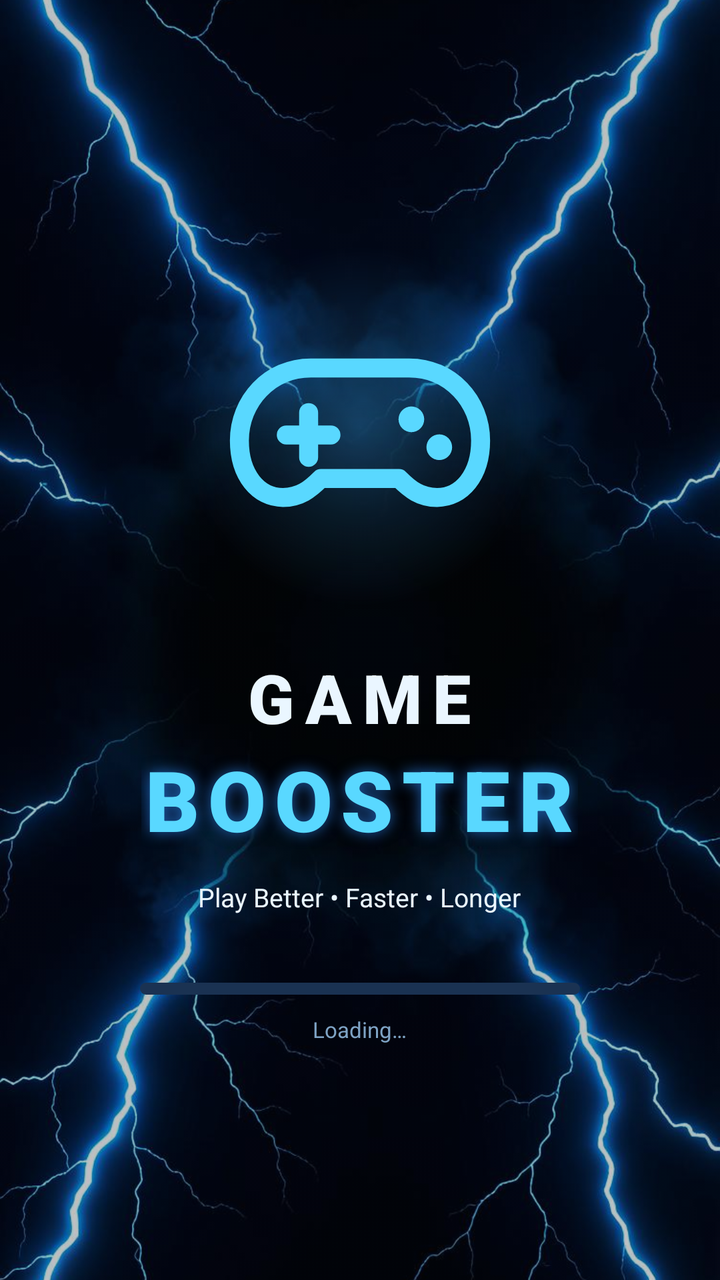
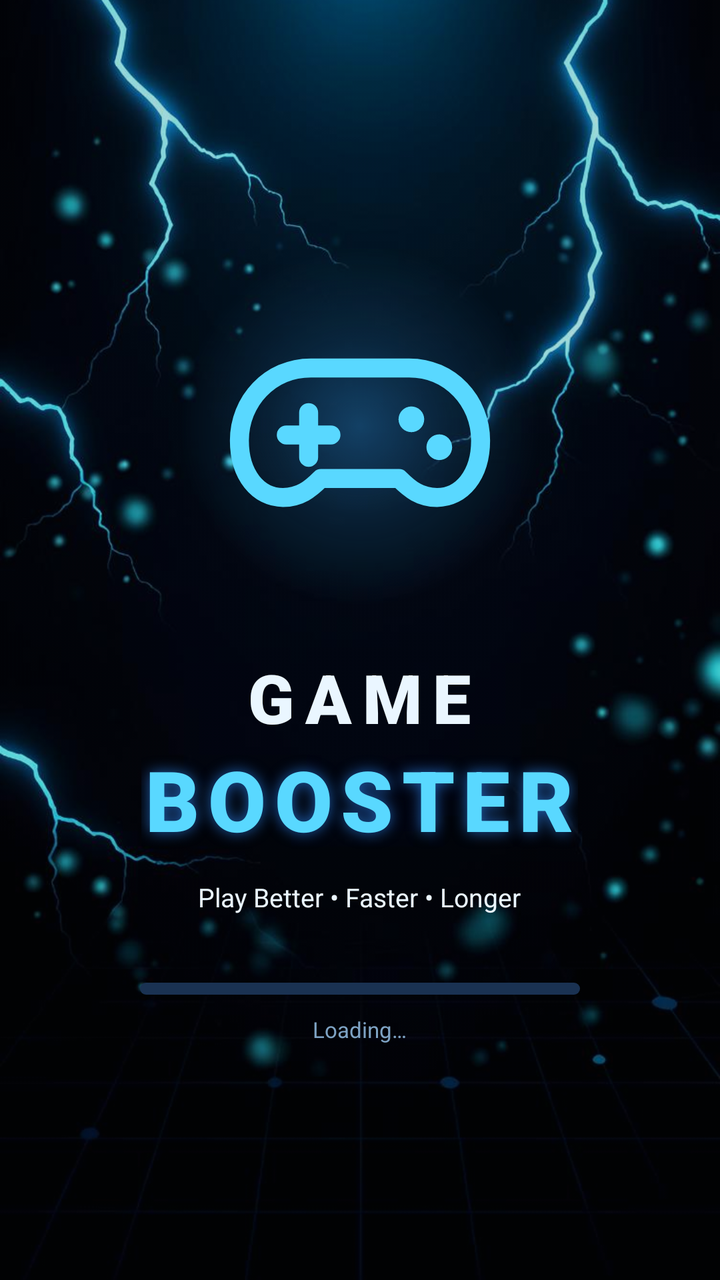

Compare the two renders of this Android layout. The source of the first and the diff that turns it into the second are given below.
<!-- AndroidManifest.xml: application theme Theme.GameBooster -->
<!-- res/layout/splash.xml -->
<?xml version="1.0" encoding="utf-8"?>
<FrameLayout xmlns:android="http://schemas.android.com/apk/res/android"
    android:id="@+id/splashPage"
    android:layout_width="match_parent"
    android:layout_height="match_parent"
    android:background="@color/gb_background"
    android:clickable="true"
    android:focusable="true">

    <ImageView
        android:layout_width="match_parent"
        android:layout_height="match_parent"
        android:alpha="0.75"
        android:contentDescription="@null"
        android:importantForAccessibility="no"
        android:scaleType="centerCrop"
        android:src="@drawable/bg_lightning" />

    <LinearLayout
        android:layout_width="match_parent"
        android:layout_height="match_parent"
        android:gravity="center"
        android:orientation="vertical"
        android:paddingStart="32dp"
        android:paddingEnd="32dp">

        <FrameLayout
            android:id="@+id/splashLogo"
            android:layout_width="190dp"
            android:layout_height="190dp">

            <View
                android:layout_width="match_parent"
                android:layout_height="match_parent"
                android:background="@drawable/bg_glow" />

            <ImageView
                android:layout_width="match_parent"
                android:layout_height="match_parent"
                android:contentDescription="@string/app_name"
                android:padding="28dp"
                android:src="@drawable/ic_gamepad"
                android:tint="@color/gb_accent_bright" />
        </FrameLayout>

        <TextView
            android:id="@+id/splashGame"
            android:layout_width="wrap_content"
            android:layout_height="wrap_content"
            android:layout_marginTop="18dp"
            android:fontFamily="sans-serif-black"
            android:letterSpacing="0.16"
            android:text="@string/splash_game"
            android:textColor="@color/gb_text"
            android:textSize="34sp" />

        <TextView
            android:id="@+id/splashBooster"
            android:layout_width="wrap_content"
            android:layout_height="wrap_content"
            android:fontFamily="sans-serif-black"
            android:letterSpacing="0.1"
            android:shadowColor="#AA2F8BFF"
            android:shadowDx="0"
            android:shadowDy="0"
            android:shadowRadius="18"
            android:text="@string/splash_booster"
            android:textColor="@color/gb_accent_bright"
            android:textSize="42sp" />

        <TextView
            android:id="@+id/splashTagline"
            android:layout_width="wrap_content"
            android:layout_height="wrap_content"
            android:layout_marginTop="12dp"
            android:text="@string/tagline"
            android:textColor="@color/gb_text"
            android:textSize="13sp" />

        <ProgressBar
            android:id="@+id/splashProgress"
            style="?android:attr/progressBarStyleHorizontal"
            android:layout_width="220dp"
            android:layout_height="6dp"
            android:layout_marginTop="34dp"
            android:max="100"
            android:progress="0"
            android:progressDrawable="@drawable/bg_splash_progress" />

        <TextView
            android:id="@+id/splashLabel"
            android:layout_width="wrap_content"
            android:layout_height="wrap_content"
            android:layout_marginTop="10dp"
            android:text="@string/loading"
            android:textColor="@color/gb_muted"
            android:textSize="11sp" />
    </LinearLayout>
</FrameLayout>
<!-- resources referenced by this layout -->
<resources>
  <color name="gb_accent_bright">#59D8FF</color>
  <color name="gb_background">#040A14</color>
  <color name="gb_muted">#7EA3C4</color>
  <color name="gb_text">#EAF6FF</color>
  <!-- drawable bg_glow (drawable) -->
  <?xml version="1.0" encoding="utf-8"?>
  <shape xmlns:android="http://schemas.android.com/apk/res/android" android:shape="oval">
      <gradient android:type="radial" android:gradientRadius="90dp" android:startColor="#5536A8FF" android:centerColor="#2236A8FF" android:endColor="#0036A8FF" />
  </shape>
  <!-- drawable bg_lightning: jpg bitmap (drawable-nodpi, 69643 bytes) -->
  <!-- drawable bg_splash_progress (drawable) -->
  <?xml version="1.0" encoding="utf-8"?>
  <layer-list xmlns:android="http://schemas.android.com/apk/res/android">
      <item android:id="@android:id/background">
          <shape android:shape="rectangle">
              <corners android:radius="6dp" />
              <solid android:color="#1A3252" />
          </shape>
      </item>
      <item android:id="@android:id/progress">
          <clip>
              <shape android:shape="rectangle">
                  <corners android:radius="6dp" />
                  <gradient android:angle="0" android:startColor="#1B6CF2" android:endColor="#8FE3FF" />
              </shape>
          </clip>
      </item>
  </layer-list>
  <string name="app_name">Game Booster</string>
  <string name="loading">Loading…</string>
  <string name="splash_booster">BOOSTER</string>
  <string name="splash_game">GAME</string>
  <string name="tagline">Play Better • Faster • Longer</string>
  <style name="Theme.GameBooster" parent="Theme.Material3.DayNight.NoActionBar">
          <item name="android:fontFamily">sans-serif</item>
          <item name="android:windowLightStatusBar">false</item>
          <item name="android:statusBarColor">@color/gb_background</item>
          <item name="android:navigationBarColor">@color/gb_background</item>
          <item name="android:colorAccent">@color/gb_accent</item>
          <item name="android:windowBackground">@color/gb_background</item>
          <item name="android:textColorPrimary">@color/gb_text</item>
          <item name="android:textColorSecondary">@color/gb_muted</item>
          <item name="materialButtonStyle">@style/GbPrimaryButton</item>
      </style>
  <color name="gb_accent">#2F8BFF</color>
  <style name="GbPrimaryButton">
          <item name="android:layout_height">52dp</item>
          <item name="android:background">@drawable/bg_primary_button</item>
          <item name="android:textColor">#FFFFFFFF</item>
          <item name="android:textSize">15sp</item>
          <item name="android:textStyle">bold</item>
          <item name="android:gravity">center</item>
          <item name="android:letterSpacing">0.03</item>
          <item name="android:stateListAnimator">@null</item>
          <item name="android:minWidth">0dp</item>
          <item name="android:minHeight">0dp</item>
          <item name="android:insetTop">0dp</item>
          <item name="android:insetBottom">0dp</item>
          <item name="cornerRadius">16dp</item>
      </style>
  <!-- drawable bg_primary_button (drawable) -->
  <?xml version="1.0" encoding="utf-8"?>
  <ripple xmlns:android="http://schemas.android.com/apk/res/android" android:color="#66FFFFFF">
      <item>
          <shape android:shape="rectangle">
              <corners android:radius="16dp" />
              <gradient android:angle="0" android:startColor="#1B6CF2" android:endColor="#37A9FF" />
              <stroke android:width="1dp" android:color="#7FD4FF" />
          </shape>
      </item>
  </ripple>
  <!-- unchanged entries left out for length: 1 -->
</resources>

<!-- the commit's change to res/layout/splash.xml (unified diff, before → after) -->
@@ -10,11 +10,11 @@
     <ImageView
         android:layout_width="match_parent"
         android:layout_height="match_parent"
-        android:alpha="0.75"
+        android:alpha="0.85"
         android:contentDescription="@null"
         android:importantForAccessibility="no"
         android:scaleType="centerCrop"
-        android:src="@drawable/bg_lightning" />
+        android:src="@drawable/bg_hero" />
 
     <LinearLayout
         android:layout_width="match_parent"
<!-- resource entries referenced after the edit -->
@@ -9,7 +9,7 @@
   <shape xmlns:android="http://schemas.android.com/apk/res/android" android:shape="oval">
       <gradient android:type="radial" android:gradientRadius="90dp" android:startColor="#5536A8FF" android:centerColor="#2236A8FF" android:endColor="#0036A8FF" />
   </shape>
-  <!-- drawable bg_lightning: jpg bitmap (drawable-nodpi, 69643 bytes) -->
+  <!-- drawable bg_hero: jpg bitmap (drawable-nodpi, 44918 bytes) -->
   <!-- drawable bg_splash_progress (drawable) -->
   <?xml version="1.0" encoding="utf-8"?>
   <layer-list xmlns:android="http://schemas.android.com/apk/res/android">
